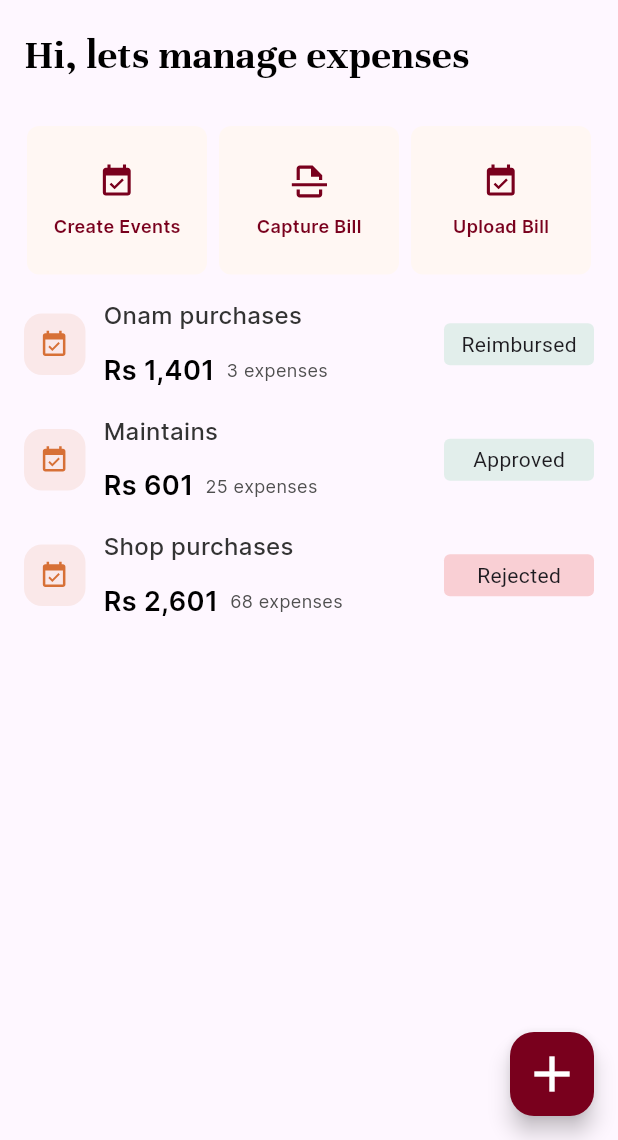
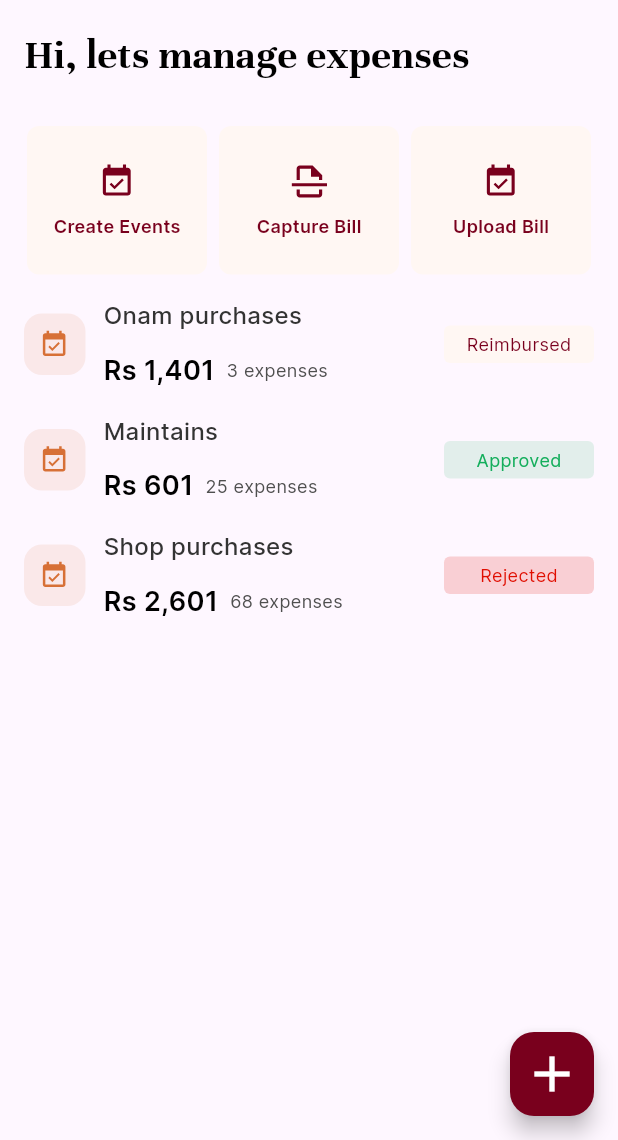
Before and after one commit to XpenseaApp/Xpensea_Flutter, a Flutter app: the screen it shows after launch, on a phone screen of 412 x 824 dp, the part 96-1236 px from its top. Run offline on Flutter 3.47's test engine with Material 3 defaults, Android fonts, the phone set to English and light mode, and no system bars; our stand-ins replace flutter_svg, intl_phone_number_input, pinput; missing offline and left inert: onscreen_num_keyboard.

Commit message:
color status text color

```diff
--- a/xpensea/lib/src/core/theme/palette.dart
+++ b/xpensea/lib/src/core/theme/palette.dart
@@ -1,9 +1,10 @@
 import 'package:flutter/material.dart';
 
 class AppPalette {
-  static const Color kPrimaryColor = Color(0xFF79001D);
+  static const Color kPrimaryColor = Color.fromRGBO(121, 0, 29, 1);
   static const Color kSeaShell = Color(0xFFFFF7F3);
   static const Color kOrange = Color.fromRGBO(215, 112, 54, 0.11);
+  static const Color iconBg = Color.fromRGBO(255, 247, 243, 1);
   static const Color kGray1 = Color.fromRGBO(51, 51, 51, 1);
   static const Color kGray2 = Color.fromRGBO(79, 79, 79, 1);
   static const Color kLGreen = Color.fromRGBO(20, 174, 92, 0.12);
--- a/xpensea/lib/src/presentation/components/cards/activity_card.dart
+++ b/xpensea/lib/src/presentation/components/cards/activity_card.dart
@@ -11,6 +11,7 @@ class Activity {
   final String date;
   final String status;
   final Color statusColor;
+  final Color statusTextColor;
 
   Activity({
     required this.title,
@@ -19,6 +20,7 @@ class Activity {
     required this.date,
     required this.status,
     required this.statusColor,
+    required this.statusTextColor,
   });
 }
 
@@ -80,7 +82,13 @@ class ActivityCard extends StatelessWidget {
             decoration: BoxDecoration(
                 color: activity.statusColor,
                 borderRadius: BorderRadius.circular(4)),
-            child: Center(child: Text(activity.status)),
+            child: Center(
+                child: Text(
+              activity.status,
+              style: AppTextStyle.kSmallBodyR.copyWith(
+                color: activity.statusTextColor,
+              ),
+            )),
           )
         ],
       ),
--- a/xpensea/lib/src/presentation/screens/home_page.dart
+++ b/xpensea/lib/src/presentation/screens/home_page.dart
@@ -29,7 +29,8 @@ class HomePage extends StatelessWidget {
       expenses: '3 expenses',
       date: 'Nov 19 2023',
       status: 'Reimbursed',
-      statusColor: AppPalette.kLGreen,
+      statusColor: AppPalette.iconBg,
+      statusTextColor: AppPalette.kPrimaryColor,
     ),
     Activity(
       title: 'Maintains',
@@ -38,6 +39,7 @@ class HomePage extends StatelessWidget {
       date: 'Nov 19 2023',
       status: 'Approved',
       statusColor: AppPalette.kLGreen,
+      statusTextColor: AppPalette.kLGreen.withOpacity(1),
     ),
     Activity(
       title: 'Shop purchases',
@@ -46,6 +48,7 @@ class HomePage extends StatelessWidget {
       date: 'Nov 19 2023',
       status: 'Rejected',
       statusColor: AppPalette.kLOrange,
+      statusTextColor: AppPalette.kLOrange.withOpacity(1),
     ),
   ];
   @override
```
Also changed, not shown: xpensea/pubspec.lock.
